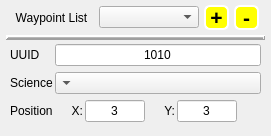
Qt form src/tools/waypointtool.ui (mjroman/roverSim) before a commit.
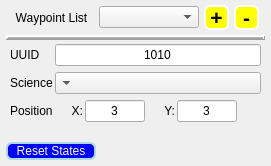
The same form after that commit.

What changed in the file:
```diff
--- a/src/tools/waypointtool.ui
+++ b/src/tools/waypointtool.ui
@@ -7,7 +7,7 @@
     <x>0</x>
     <y>0</y>
     <width>271</width>
-    <height>136</height>
+    <height>166</height>
    </rect>
   </property>
   <property name="sizePolicy">
@@ -19,13 +19,13 @@
   <property name="minimumSize">
    <size>
     <width>271</width>
-    <height>136</height>
+    <height>166</height>
    </size>
   </property>
   <property name="maximumSize">
    <size>
     <width>271</width>
-    <height>136</height>
+    <height>166</height>
    </size>
   </property>
   <property name="cursor">
@@ -363,6 +363,49 @@
      </item>
     </layout>
    </item>
+   <item>
+    <layout class="QHBoxLayout" name="horizontalLayout_2">
+     <item>
+      <widget class="QPushButton" name="buttonReset">
+       <property name="minimumSize">
+        <size>
+         <width>90</width>
+         <height>0</height>
+        </size>
+       </property>
+       <property name="styleSheet">
+        <string notr="true">QPushButton{
+background:blue;
+border: 2px solid lightblue;
+border-radius:6px;
+color:white;}
+
+QPushButton:pressed{
+background:white;
+border-color: yellow;
+}
+</string>
+       </property>
+       <property name="text">
+        <string>Reset States</string>
+       </property>
+      </widget>
+     </item>
+     <item>
+      <spacer name="horizontalSpacer">
+       <property name="orientation">
+        <enum>Qt::Horizontal</enum>
+       </property>
+       <property name="sizeHint" stdset="0">
+        <size>
+         <width>40</width>
+         <height>20</height>
+        </size>
+       </property>
+      </spacer>
+     </item>
+    </layout>
+   </item>
   </layout>
  </widget>
  <resources/>
```
